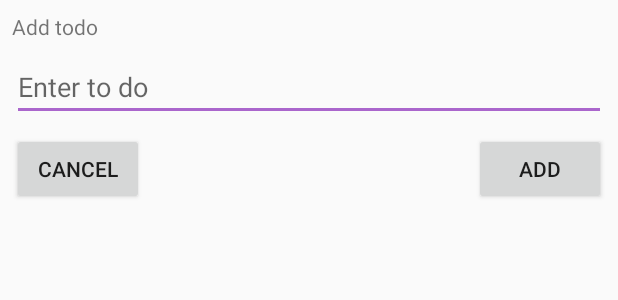
After one commit to okparbaba/SimpleBlogCourse, an Android app: the layout adddialoglayout.xml on its own in the app's theme, with its tools: preview values and no code run, on a phone screen of 412 x 824 dp. The commit adds this screen. Shown: the top 300 px of the screen. Run offline under Robolectric (Android 15) with nearby library versions, the phone set to English and light mode, and no system bars.

Commit message:
fabclick dialog

```diff
--- a/app/src/main/java/com/example/simpleblog/MainActivity.kt
+++ b/app/src/main/java/com/example/simpleblog/MainActivity.kt
@@ -3,8 +3,11 @@ package com.example.simpleblog
 import androidx.appcompat.app.AppCompatActivity
 import android.os.Bundle
 import android.util.Log
+import android.view.LayoutInflater
 import android.view.MenuItem
+import android.widget.Button
 import androidx.appcompat.app.ActionBarDrawerToggle
+import androidx.appcompat.app.AlertDialog
 import androidx.drawerlayout.widget.DrawerLayout
 import com.example.simpleblog.model.AddTodo
 import com.example.simpleblog.model.Data2
@@ -15,10 +18,14 @@ import com.example.simpleblog.network.TodoService
 import com.google.android.material.navigation.NavigationView
 import com.google.android.material.snackbar.Snackbar
 import kotlinx.android.synthetic.main.activity_main.*
+import kotlinx.android.synthetic.main.adddialoglayout.*
 import kotlinx.android.synthetic.main.app_bar_main.*
 import retrofit2.Call
 import retrofit2.Callback
 import retrofit2.Response
+import android.widget.EditText
+
+
 
 class MainActivity : AppCompatActivity(), NavigationView.OnNavigationItemSelectedListener {
     override fun onNavigationItemSelected(p0: MenuItem): Boolean {
@@ -43,35 +50,23 @@ class MainActivity : AppCompatActivity(), NavigationView.OnNavigationItemSelecte
         navView.setNavigationItemSelectedListener(this)
         val gh = getRetrofit<TodoService>()
 
-//        gh.getTodos().enqueue(object:Callback<Todo>{
-//            override fun onFailure(call: Call<Todo>, t: Throwable) {
-//                Log.e("todo",t.message.toString())
-//            }
-//
-//            override fun onResponse(call: Call<Todo>, response: Response<Todo>) {
-//                if (response.isSuccessful){
-//                    val todo = response.body() as Todo
-//                    val tl = todo.data
-//                    for (i in tl){
-//                        Log.e("todo",i.task)
-//                    }
-//                }
-//            }
-//
-//        })
-//        gh.addTodo("Hello Fuck U All")
-//            .enqueue(object :Callback<AddTodo>{
-//                override fun onFailure(call: Call<AddTodo>, t: Throwable) {
-//                    Log.e("addtodo",t.message.toString())
-//                }
-//
-//                override fun onResponse(call: Call<AddTodo>, response: Response<AddTodo>) {
-//                    val ad = response.body()!!
-//                    val a = ad.data as Data2
-//                    Log.e("addtodo",a.insertId.toString())
-//                }
-//
-//            })
+        fabAddTodo.setOnClickListener {
+            val dialogBuilder = AlertDialog.Builder(this).create()
+            val inflater = layoutInflater
+            val dialogView = inflater.inflate(R.layout.adddialoglayout,null)
+            val editText = dialogView.findViewById(R.id.et_todo) as EditText
+            val button1 = dialogView.findViewById(R.id.buttonSubmit) as Button
+            val button2 = dialogView.findViewById(R.id.buttonCancel) as Button
+            button1.setOnClickListener {
+                dialogBuilder.dismiss()
+            }
+            button2.setOnClickListener {
 
+                dialogBuilder.dismiss()
+            }
+            dialogBuilder.setView(dialogView)
+            dialogBuilder.show()
+        }
     }
+
 }
--- a/app/src/main/java/com/example/simpleblog/network/RetrofitHelper.kt
+++ b/app/src/main/java/com/example/simpleblog/network/RetrofitHelper.kt
@@ -20,7 +20,7 @@ class RetrofitHelper {
 
             val ret = Retrofit.Builder()
                 .client(okclient)
-                .baseUrl("http://172.17.20.67:8080/")
+                .baseUrl("http://172.17.20.66:8080/")
                 .addConverterFactory(GsonConverterFactory.create(gson))
                 .build()
                 .create(T::class.java)
--- /dev/null
+++ b/app/src/main/res/layout/adddialoglayout.xml
@@ -0,0 +1,63 @@
+<?xml version="1.0" encoding="utf-8"?>
+<androidx.constraintlayout.widget.ConstraintLayout xmlns:android="http://schemas.android.com/apk/res/android"
+    xmlns:app="http://schemas.android.com/apk/res-auto"
+    xmlns:tools="http://schemas.android.com/tools"
+    android:layout_width="match_parent"
+    android:layout_height="wrap_content"
+    >
+
+    <TextView
+        android:id="@+id/textView"
+
+        android:layout_width="match_parent"
+        android:layout_height="wrap_content"
+        android:layout_marginEnd="8dp"
+        android:layout_marginStart="8dp"
+        android:layout_marginTop="8dp"
+
+        android:text="Add todo"
+        app:layout_constraintEnd_toEndOf="parent"
+        app:layout_constraintStart_toStartOf="parent"
+        app:layout_constraintTop_toTopOf="parent" />
+
+    <EditText
+        android:id="@+id/et_todo"
+        android:layout_width="match_parent"
+        android:layout_height="wrap_content"
+        android:layout_marginEnd="8dp"
+        android:layout_marginStart="8dp"
+        android:layout_marginTop="8dp"
+        android:hint="Enter to do"
+        android:inputType="textMultiLine|text"
+        app:layout_constraintEnd_toEndOf="parent"
+        app:layout_constraintStart_toStartOf="parent"
+        app:layout_constraintTop_toBottomOf="@+id/textView" />
+
+    <Button
+        android:id="@+id/buttonSubmit"
+        android:layout_width="wrap_content"
+        android:layout_height="wrap_content"
+        android:layout_marginBottom="8dp"
+        android:layout_marginEnd="8dp"
+        android:layout_marginTop="8dp"
+        android:text="Add"
+        app:layout_constraintBottom_toBottomOf="parent"
+        app:layout_constraintEnd_toEndOf="parent"
+        app:layout_constraintTop_toBottomOf="@+id/et_todo"
+        tools:ignore="RtlCompat" />
+
+    <Button
+        android:id="@+id/buttonCancel"
+        android:layout_width="wrap_content"
+        android:layout_height="wrap_content"
+        android:layout_marginBottom="8dp"
+        android:layout_marginStart="8dp"
+        android:layout_marginTop="8dp"
+        android:text="Cancel"
+        app:layout_constraintBottom_toBottomOf="parent"
+        app:layout_constraintStart_toStartOf="parent"
+        app:layout_constraintTop_toBottomOf="@+id/et_todo"
+        tools:ignore="RtlCompat" />
+
+
+</androidx.constraintlayout.widget.ConstraintLayout>
--- a/app/src/main/res/layout/app_bar_main.xml
+++ b/app/src/main/res/layout/app_bar_main.xml
@@ -81,11 +81,12 @@
     <include layout="@layout/content_main"/>
 
     <com.google.android.material.floatingactionbutton.FloatingActionButton
-            android:id="@+id/fab"
+            android:id="@+id/fabAddTodo"
             android:layout_width="wrap_content"
             android:layout_height="wrap_content"
             android:layout_gravity="bottom|end"
+            android:tint="@android:color/white"
             android:layout_margin="30dp"
-            app:srcCompat="@android:drawable/ic_dialog_email"/>
+            app:srcCompat="@android:drawable/ic_input_add"/>
 
 </androidx.coordinatorlayout.widget.CoordinatorLayout>
```
